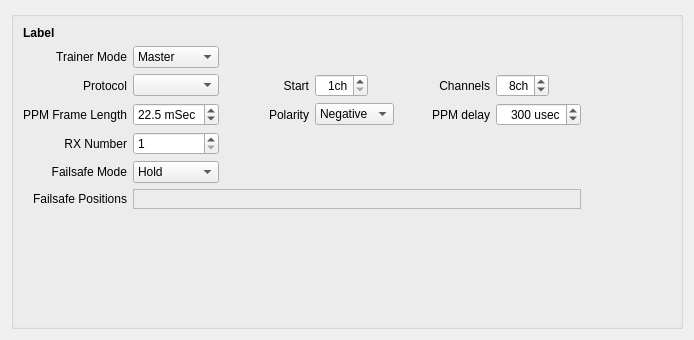
Old version of the form companion/src/modeledit/setup_module.ui in the repository opentx/opentx.
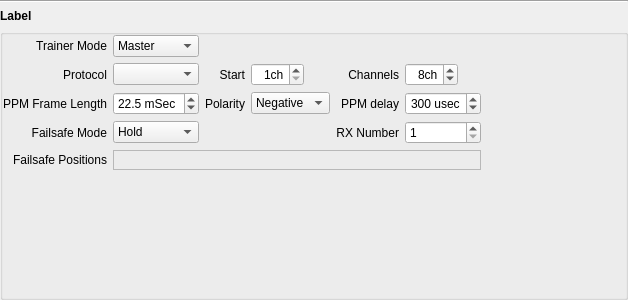
New version of the form.

Commit message: A few minor adjustments to modeledit to give it a more consistent layout for both Taranis and 9x.

Patch:
```diff
--- a/companion/src/modeledit/setup_module.ui
+++ b/companion/src/modeledit/setup_module.ui
@@ -6,14 +6,46 @@
    <rect>
     <x>0</x>
     <y>0</y>
-    <width>694</width>
-    <height>340</height>
+    <width>628</width>
+    <height>300</height>
    </rect>
   </property>
   <property name="windowTitle">
    <string>Form</string>
   </property>
   <layout class="QVBoxLayout" name="verticalLayout">
+   <property name="spacing">
+    <number>6</number>
+   </property>
+   <property name="margin">
+    <number>0</number>
+   </property>
+   <item>
+    <widget class="Line" name="line">
+     <property name="orientation">
+      <enum>Qt::Horizontal</enum>
+     </property>
+    </widget>
+   </item>
+   <item>
+    <widget class="QLabel" name="label_module">
+     <property name="sizePolicy">
+      <sizepolicy hsizetype="Expanding" vsizetype="Fixed">
+       <horstretch>0</horstretch>
+       <verstretch>0</verstretch>
+      </sizepolicy>
+     </property>
+     <property name="font">
+      <font>
+       <weight>75</weight>
+       <bold>true</bold>
+      </font>
+     </property>
+     <property name="text">
+      <string>Label</string>
+     </property>
+    </widget>
+   </item>
    <item>
     <widget class="QGroupBox" name="moduleGB">
      <property name="sizePolicy">
@@ -35,7 +67,41 @@
       <set>Qt::AlignRight|Qt::AlignTrailing|Qt::AlignVCenter</set>
      </property>
      <layout class="QGridLayout" name="gridLayout_69" rowstretch="0,0,0,0,0,0,0,0,0" columnstretch="0,0,0,0,0,0,0">
-      <item row="7" column="1" colspan="5">
+      <property name="margin">
+       <number>0</number>
+      </property>
+      <property name="verticalSpacing">
+       <number>6</number>
+      </property>
+      <item row="2" column="3" alignment="Qt::AlignLeft">
+       <widget class="QSpinBox" name="channelsStart">
+        <property name="maximumSize">
+         <size>
+          <width>125</width>
+          <height>16777215</height>
+         </size>
+        </property>
+        <property name="alignment">
+         <set>Qt::AlignRight|Qt::AlignTrailing|Qt::AlignVCenter</set>
+        </property>
+        <property name="suffix">
+         <string>ch</string>
+        </property>
+        <property name="minimum">
+         <number>1</number>
+        </property>
+        <property name="maximum">
+         <number>32</number>
+        </property>
+        <property name="singleStep">
+         <number>1</number>
+        </property>
+        <property name="value">
+         <number>1</number>
+        </property>
+       </widget>
+      </item>
+      <item row="6" column="1" colspan="5">
        <widget class="QFrame" name="failsafesFrame">
         <property name="maximumSize">
          <size>
@@ -56,7 +122,7 @@
         </layout>
        </widget>
       </item>
-      <item row="6" column="0">
+      <item row="5" column="0">
        <widget class="QLabel" name="label_failsafeMode">
         <property name="maximumSize">
          <size>
@@ -72,7 +138,7 @@
         </property>
        </widget>
       </item>
-      <item row="3" column="2" alignment="Qt::AlignRight">
+      <item row="2" column="2" alignment="Qt::AlignRight">
        <widget class="QLabel" name="label_channelsStart">
         <property name="maximumSize">
          <size>
@@ -88,7 +154,7 @@
         </property>
        </widget>
       </item>
-      <item row="3" column="1">
+      <item row="2" column="1">
        <widget class="QComboBox" name="protocol">
         <property name="maximumSize">
          <size>
@@ -98,7 +164,7 @@
         </property>
        </widget>
       </item>
-      <item row="4" column="4" alignment="Qt::AlignRight">
+      <item row="3" column="4" alignment="Qt::AlignRight">
        <widget class="QLabel" name="label_ppmDelay">
         <property name="maximumSize">
          <size>
@@ -114,7 +180,7 @@
         </property>
        </widget>
       </item>
-      <item row="4" column="5">
+      <item row="3" column="5">
        <widget class="QSpinBox" name="ppmDelay">
         <property name="maximumSize">
          <size>
@@ -142,7 +208,7 @@
         </property>
        </widget>
       </item>
-      <item row="4" column="3" alignment="Qt::AlignLeft">
+      <item row="3" column="3" alignment="Qt::AlignLeft">
        <widget class="QComboBox" name="ppmPolarity">
         <property name="sizePolicy">
          <sizepolicy hsizetype="MinimumExpanding" vsizetype="Fixed">
@@ -168,23 +234,7 @@
         </item>
        </widget>
       </item>
-      <item row="5" column="0">
-       <widget class="QLabel" name="label_rxNumber">
-        <property name="maximumSize">
-         <size>
-          <width>16777215</width>
-          <height>16777215</height>
-         </size>
-        </property>
-        <property name="text">
-         <string>RX Number</string>
-        </property>
-        <property name="alignment">
-         <set>Qt::AlignRight|Qt::AlignTrailing|Qt::AlignVCenter</set>
-        </property>
-       </widget>
-      </item>
-      <item row="1" column="1">
+      <item row="0" column="1">
        <widget class="QComboBox" name="trainerMode">
         <property name="sizePolicy">
          <sizepolicy hsizetype="Preferred" vsizetype="Fixed">
@@ -210,7 +260,7 @@
         </item>
        </widget>
       </item>
-      <item row="4" column="2" alignment="Qt::AlignRight">
+      <item row="3" column="2" alignment="Qt::AlignRight">
        <widget class="QLabel" name="label_ppmPolarity">
         <property name="maximumSize">
          <size>
@@ -226,7 +276,7 @@
         </property>
        </widget>
       </item>
-      <item row="1" column="0" alignment="Qt::AlignRight">
+      <item row="0" column="0" alignment="Qt::AlignRight">
        <widget class="QLabel" name="label_trainerMode">
         <property name="maximumSize">
          <size>
@@ -242,38 +292,7 @@
         </property>
        </widget>
       </item>
-      <item row="5" column="1">
-       <widget class="QSpinBox" name="rxNumber">
-        <property name="sizePolicy">
-         <sizepolicy hsizetype="Preferred" vsizetype="Fixed">
-          <horstretch>0</horstretch>
-          <verstretch>0</verstretch>
-         </sizepolicy>
-        </property>
-        <property name="maximumSize">
-         <size>
-          <width>125</width>
-          <height>16777215</height>
-         </size>
-        </property>
-        <property name="suffix">
-         <string/>
-        </property>
-        <property name="minimum">
-         <number>1</number>
-        </property>
-        <property name="maximum">
-         <number>125</number>
-        </property>
-        <property name="singleStep">
-         <number>1</number>
-        </property>
-        <property name="value">
-         <number>1</number>
-        </property>
-       </widget>
-      </item>
-      <item row="4" column="1">
+      <item row="3" column="1">
        <widget class="QDoubleSpinBox" name="ppmFrameLength">
         <property name="sizePolicy">
          <sizepolicy hsizetype="Preferred" vsizetype="Fixed">
@@ -307,33 +326,7 @@
         </property>
        </widget>
       </item>
-      <item row="4" column="0" alignment="Qt::AlignRight">
-       <widget class="QLabel" name="label_ppmFrameLength">
-        <property name="maximumSize">
-         <size>
-          <width>16777215</width>
-          <height>16777215</height>
-         </size>
-        </property>
-        <property name="text">
-         <string>PPM Frame Length</string>
-        </property>
-        <property name="alignment">
-         <set>Qt::AlignRight|Qt::AlignTrailing|Qt::AlignVCenter</set>
-        </property>
-       </widget>
-      </item>
-      <item row="0" column="0" colspan="7">
-       <widget class="QLabel" name="label_module">
-        <property name="styleSheet">
-         <string notr="true">font-weight: bold;</string>
-        </property>
-        <property name="text">
-         <string>Label</string>
-        </property>
-       </widget>
-      </item>
-      <item row="3" column="5" alignment="Qt::AlignLeft">
+      <item row="2" column="5" alignment="Qt::AlignLeft">
        <widget class="QSpinBox" name="channelsCount">
         <property name="maximumSize">
          <size>
@@ -361,35 +354,23 @@
         </property>
        </widget>
       </item>
-      <item row="3" column="3" alignment="Qt::AlignLeft">
-       <widget class="QSpinBox" name="channelsStart">
+      <item row="3" column="0" alignment="Qt::AlignRight">
+       <widget class="QLabel" name="label_ppmFrameLength">
         <property name="maximumSize">
          <size>
-          <width>125</width>
+          <width>16777215</width>
           <height>16777215</height>
          </size>
         </property>
+        <property name="text">
+         <string>PPM Frame Length</string>
+        </property>
         <property name="alignment">
          <set>Qt::AlignRight|Qt::AlignTrailing|Qt::AlignVCenter</set>
         </property>
-        <property name="suffix">
-         <string>ch</string>
-        </property>
-        <property name="minimum">
-         <number>1</number>
-        </property>
-        <property name="maximum">
-         <number>32</number>
-        </property>
-        <property name="singleStep">
-         <number>1</number>
-        </property>
-        <property name="value">
-         <number>1</number>
-        </property>
        </widget>
       </item>
-      <item row="3" column="4" alignment="Qt::AlignRight">
+      <item row="2" column="4" alignment="Qt::AlignRight">
        <widget class="QLabel" name="label_channelsCount">
         <property name="sizePolicy">
          <sizepolicy hsizetype="Preferred" vsizetype="Preferred">
@@ -411,7 +392,7 @@
         </property>
        </widget>
       </item>
-      <item row="6" column="1" alignment="Qt::AlignLeft">
+      <item row="5" column="1" alignment="Qt::AlignLeft">
        <widget class="QComboBox" name="failsafeMode">
         <property name="sizePolicy">
          <sizepolicy hsizetype="Preferred" vsizetype="Fixed">
@@ -447,7 +428,7 @@
         </item>
        </widget>
       </item>
-      <item row="7" column="0" alignment="Qt::AlignRight">
+      <item row="6" column="0" alignment="Qt::AlignRight">
        <widget class="QLabel" name="failsafesLayoutLabel">
         <property name="maximumSize">
          <size>
@@ -463,6 +444,35 @@
         </property>
        </widget>
       </item>
+      <item row="2" column="0" alignment="Qt::AlignRight">
+       <widget class="QLabel" name="label_protocol">
+        <property name="maximumSize">
+         <size>
+          <width>16777215</width>
+          <height>16777215</height>
+         </size>
+        </property>
+        <property name="text">
+         <string>Protocol</string>
+        </property>
+        <property name="alignment">
+         <set>Qt::AlignRight|Qt::AlignTrailing|Qt::AlignVCenter</set>
+        </property>
+       </widget>
+      </item>
+      <item row="2" column="6">
+       <spacer name="horizontalSpacer_2">
+        <property name="orientation">
+         <enum>Qt::Horizontal</enum>
+        </property>
+        <property name="sizeHint" stdset="0">
+         <size>
+          <width>40</width>
+          <height>20</height>
+         </size>
+        </property>
+       </spacer>
+      </item>
       <item row="8" column="0">
        <spacer name="verticalSpacer">
         <property name="orientation">
@@ -476,8 +486,39 @@
         </property>
        </spacer>
       </item>
-      <item row="3" column="0" alignment="Qt::AlignRight">
-       <widget class="QLabel" name="label_protocol">
+      <item row="5" column="5">
+       <widget class="QSpinBox" name="rxNumber">
+        <property name="sizePolicy">
+         <sizepolicy hsizetype="Preferred" vsizetype="Fixed">
+          <horstretch>0</horstretch>
+          <verstretch>0</verstretch>
+         </sizepolicy>
+        </property>
+        <property name="maximumSize">
+         <size>
+          <width>125</width>
+          <height>16777215</height>
+         </size>
+        </property>
+        <property name="suffix">
+         <string/>
+        </property>
+        <property name="minimum">
+         <number>1</number>
+        </property>
+        <property name="maximum">
+         <number>125</number>
+        </property>
+        <property name="singleStep">
+         <number>1</number>
+        </property>
+        <property name="value">
+         <number>1</number>
+        </property>
+       </widget>
+      </item>
+      <item row="5" column="4">
+       <widget class="QLabel" name="label_rxNumber">
         <property name="maximumSize">
          <size>
           <width>16777215</width>
@@ -485,7 +526,7 @@
          </size>
         </property>
         <property name="text">
-         <string>Protocol</string>
+         <string>RX Number</string>
         </property>
         <property name="alignment">
          <set>Qt::AlignRight|Qt::AlignTrailing|Qt::AlignVCenter</set>
```
The commit also changes 4 other files.
